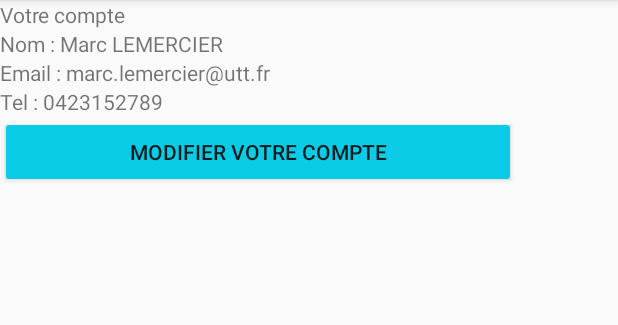
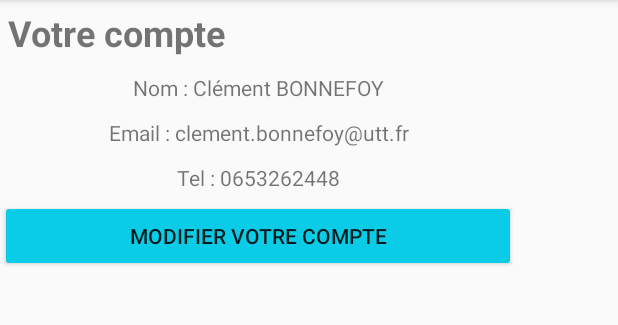
Before and after one commit to BonnefoyC/Projet_if26_android, an Android app: the screen it shows after launch (Parametres), in the options menu, after a tap on "Settings", on a phone screen of 412 x 824 dp, the part 84-409 px from its top. Run offline under Robolectric (Android 15) with nearby library versions, the phone set to English and light mode, and no system bars; libraries missing offline, so code that uses them is left out: android.test.suitebuilder.

Commit message:
ADD : Paramètres de l'application.

```diff
--- /dev/null
+++ b/app/src/main/java/fr/clbonnefoy1/projet_if26_android/Compte.java
@@ -0,0 +1,38 @@
+package fr.clbonnefoy1.projet_if26_android;
+
+/**
+ * Created by Clément on 02/01/2018.
+ */
+
+public class Compte {
+
+    private static String nom = "Clément BONNEFOY";
+
+    private static String email = "clement.bonnefoy@utt.fr";
+
+    private static String tel = "0653262448";
+
+    public static String getNom() {
+        return nom;
+    }
+
+    public static void setNom(String nom) {
+        Compte.nom = nom;
+    }
+
+    public static String getEmail() {
+        return email;
+    }
+
+    public static void setEmail(String email) {
+        Compte.email = email;
+    }
+
+    public static String getTel() {
+        return tel;
+    }
+
+    public static void setTel(String tel) {
+        Compte.tel = tel;
+    }
+}
--- a/app/src/main/java/fr/clbonnefoy1/projet_if26_android/Parametres.java
+++ b/app/src/main/java/fr/clbonnefoy1/projet_if26_android/Parametres.java
@@ -1,13 +1,44 @@
 package fr.clbonnefoy1.projet_if26_android;
 
+import android.content.Context;
+import android.content.Intent;
 import android.support.v7.app.AppCompatActivity;
 import android.os.Bundle;
+import android.test.suitebuilder.TestMethod;
+import android.view.View;
+import android.widget.Button;
+import android.widget.TextView;
 
 public class Parametres extends AppCompatActivity {
+
+    private Context mContext;
+
+    private TextView tv_nom;
+    private TextView tv_email;
+    private TextView tv_tel;
+
+    private Button bt_modifier;
 
     @Override
     protected void onCreate(Bundle savedInstanceState) {
         super.onCreate(savedInstanceState);
         setContentView(R.layout.activity_parametres);
+
+        tv_email = (TextView)findViewById(R.id.tv_email);
+        tv_email.setText(String.format("Email : %s", Compte.getEmail()));
+        tv_nom = (TextView)findViewById(R.id.tv_nom);
+        tv_nom.setText(String.format("Nom : %s", Compte.getNom()));
+        tv_tel = (TextView)findViewById(R.id.tv_tel);
+        tv_tel.setText(String.format("Tel : %s", Compte.getTel()));
+
+        bt_modifier = (Button)findViewById(R.id.bt_modifier);
+        bt_modifier.setOnClickListener(new View.OnClickListener() {
+            @Override
+            public void onClick(View v) {
+                Intent intent = new Intent(mContext, ModifierCompte.class);
+                startActivity(intent);
+            }
+        });
+
     }
 }
--- a/app/src/main/res/layout/activity_parametres.xml
+++ b/app/src/main/res/layout/activity_parametres.xml
@@ -17,7 +17,11 @@
             android:id="@+id/textView"
             android:layout_width="match_parent"
             android:layout_height="wrap_content"
-            android:text="Votre compte" />
+            android:padding="5dp"
+            android:text="Votre compte"
+            android:textAlignment="viewStart"
+            android:textSize="24sp"
+            android:textStyle="bold" />
 
         <LinearLayout
             android:layout_width="match_parent"
@@ -25,22 +29,28 @@
             android:orientation="vertical">
 
             <TextView
-                android:id="@+id/textView20"
+                android:id="@+id/tv_nom"
                 android:layout_width="match_parent"
                 android:layout_height="wrap_content"
-                android:text="Nom : Marc LEMERCIER" />
+                android:padding="5dp"
+                android:text="Nom : Marc LEMERCIER"
+                android:textAlignment="center" />
 
             <TextView
-                android:id="@+id/textView19"
+                android:id="@+id/tv_email"
                 android:layout_width="match_parent"
                 android:layout_height="wrap_content"
-                android:text="Email : marc.lemercier@utt.fr" />
+                android:padding="5dp"
+                android:text="Email : marc.lemercier@utt.fr"
+                android:textAlignment="center" />
 
             <TextView
-                android:id="@+id/textView3"
+                android:id="@+id/tv_tel"
                 android:layout_width="match_parent"
                 android:layout_height="wrap_content"
-                android:text="Tel : 0423152789" />
+                android:padding="5dp"
+                android:text="Tel : 0423152789"
+                android:textAlignment="center" />
         </LinearLayout>
 
         <Button
@@ -49,6 +59,7 @@
             android:layout_height="wrap_content"
             android:backgroundTint="@color/endblue"
             android:elevation="0dp"
+            android:padding="5dp"
             android:text="Modifier votre compte" />
     </LinearLayout>
 
```
